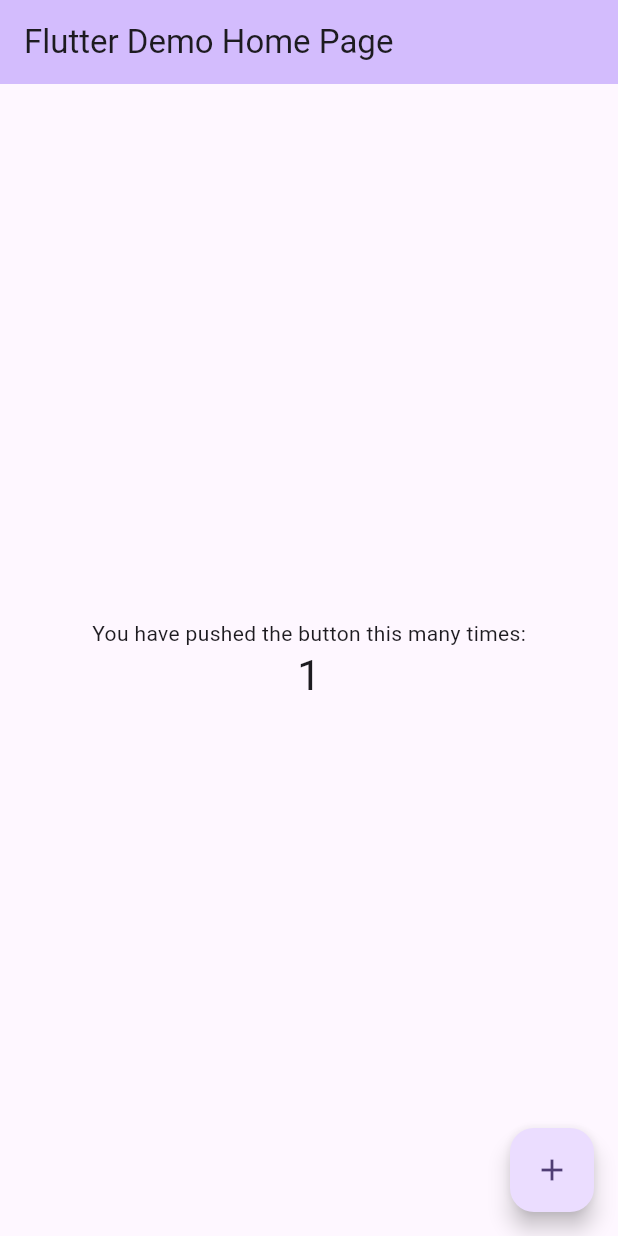
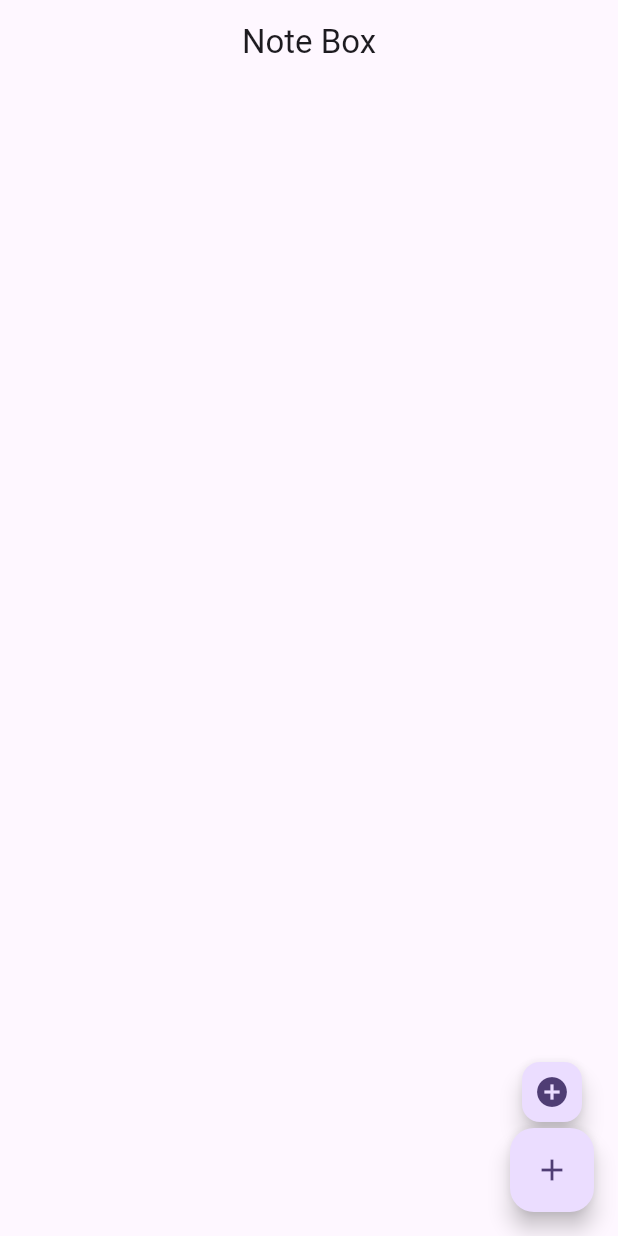
Before and after one commit to suleymansurucu/flutter_detail_note_organizer_project, a Flutter app: the screen it shows after launch, after a tap on the "add" icon, on a phone screen of 412 x 824 dp. Run offline on Flutter 3.47's test engine with Material 3 defaults, Android fonts, the phone set to English and light mode, and no system bars; our stand-ins replace sqflite; accounts and stored records are empty.

```diff
--- a/lib/main.dart
+++ b/lib/main.dart
@@ -1,3 +1,4 @@
+import 'package:detail_note_organizer_project/utils/database_helper.dart';
 import 'package:flutter/material.dart';
 
 void main() {
@@ -10,6 +11,9 @@ class MyApp extends StatelessWidget {
   // This widget is the root of your application.
   @override
   Widget build(BuildContext context) {
+    var databaseHelper = DatabaseHelper();
+    databaseHelper.getCategory();
+
     return MaterialApp(
       title: 'Flutter Demo',
       theme: ThemeData(
@@ -31,95 +35,92 @@ class MyApp extends StatelessWidget {
         colorScheme: ColorScheme.fromSeed(seedColor: Colors.deepPurple),
         useMaterial3: true,
       ),
-      home: const MyHomePage(title: 'Flutter Demo Home Page'),
+      home: NoteList(),
     );
   }
 }
 
-class MyHomePage extends StatefulWidget {
-  const MyHomePage({super.key, required this.title});
-
-  // This widget is the home page of your application. It is stateful, meaning
-  // that it has a State object (defined below) that contains fields that affect
-  // how it looks.
-
-  // This class is the configuration for the state. It holds the values (in this
-  // case the title) provided by the parent (in this case the App widget) and
-  // used by the build method of the State. Fields in a Widget subclass are
-  // always marked "final".
-
-  final String title;
-
-  @override
-  State<MyHomePage> createState() => _MyHomePageState();
-}
-
-class _MyHomePageState extends State<MyHomePage> {
-  int _counter = 0;
-
-  void _incrementCounter() {
-    setState(() {
-      // This call to setState tells the Flutter framework that something has
-      // changed in this State, which causes it to rerun the build method below
-      // so that the display can reflect the updated values. If we changed
-      // _counter without calling setState(), then the build method would not be
-      // called again, and so nothing would appear to happen.
-      _counter++;
-    });
-  }
+class NoteList extends StatelessWidget {
+  const NoteList({super.key});
 
   @override
   Widget build(BuildContext context) {
-    // This method is rerun every time setState is called, for instance as done
-    // by the _incrementCounter method above.
-    //
-    // The Flutter framework has been optimized to make rerunning build methods
-    // fast, so that you can just rebuild anything that needs updating rather
-    // than having to individually change instances of widgets.
     return Scaffold(
       appBar: AppBar(
-        // TRY THIS: Try changing the color here to a specific color (to
-        // Colors.amber, perhaps?) and trigger a hot reload to see the AppBar
-        // change color while the other colors stay the same.
-        backgroundColor: Theme.of(context).colorScheme.inversePrimary,
-        // Here we take the value from the MyHomePage object that was created by
-        // the App.build method, and use it to set our appbar title.
-        title: Text(widget.title),
+        title: Center(child: Text('Note Box')),
       ),
-      body: Center(
-        // Center is a layout widget. It takes a single child and positions it
-        // in the middle of the parent.
-        child: Column(
-          // Column is also a layout widget. It takes a list of children and
-          // arranges them vertically. By default, it sizes itself to fit its
-          // children horizontally, and tries to be as tall as its parent.
-          //
-          // Column has various properties to control how it sizes itself and
-          // how it positions its children. Here we use mainAxisAlignment to
-          // center the children vertically; the main axis here is the vertical
-          // axis because Columns are vertical (the cross axis would be
-          // horizontal).
-          //
-          // TRY THIS: Invoke "debug painting" (choose the "Toggle Debug Paint"
-          // action in the IDE, or press "p" in the console), to see the
-          // wireframe for each widget.
-          mainAxisAlignment: MainAxisAlignment.center,
-          children: <Widget>[
-            const Text(
-              'You have pushed the button this many times:',
-            ),
-            Text(
-              '$_counter',
-              style: Theme.of(context).textTheme.headlineMedium,
-            ),
-          ],
-        ),
+      floatingActionButton: Column(
+        mainAxisAlignment: MainAxisAlignment.end,
+        children: [
+          FloatingActionButton(
+            onPressed: () {
+              showDialog(
+                barrierDismissible: false,
+                  context: context,
+                  builder: (context) {
+                    return SimpleDialog(
+                      title: Text(
+                        'Please enter your Category',
+                        style: TextStyle(color: Theme.of(context).primaryColor),
+                      ),
+                      children: [
+                        Form(
+                            child: Padding(
+                          padding: const EdgeInsets.all(8.0),
+                          child: TextFormField(
+                            decoration: InputDecoration(
+                              labelText: 'CategoryName',
+                              border: OutlineInputBorder(),
+                              hintText: 'Please Enter Category',
+
+                            ),
+                            validator: (enteredCategoryName) {
+                              if (enteredCategoryName!.length < 3) {
+                                return 'Pleae enter min 3 character';
+                              }
+                            },
+                          ),
+                        )),
+                        Padding(
+                          padding: const EdgeInsets.only(left: 16.0, right: 16.0),
+                          child: Row(
+                            mainAxisAlignment: MainAxisAlignment.spaceBetween,
+                            children: [
+                              TextButton(
+                                  onPressed: () {
+                                    Navigator.pop(context);
+                                  },
+                                  child: Text(
+                                    'Close',
+                                    style: TextStyle(color: Colors.red),
+                                  )),
+                              TextButton(
+                                  onPressed: () {},
+                                  child: Text(
+                                    'Save',
+                                    style: TextStyle(
+                                        color: Colors.green,
+                                        fontWeight: FontWeight.bold),
+                                  )),
+                            ],
+                          ),
+                        ),
+                      ],
+                    );
+                  });
+            },
+            tooltip: 'Add to Category',
+            mini: true,
+            child: Icon(Icons.add_circle),
+          ),
+          FloatingActionButton(
+            onPressed: () {},
+            tooltip: 'Add to Note',
+            child: Icon(Icons.add),
+          ),
+        ],
       ),
-      floatingActionButton: FloatingActionButton(
-        onPressed: _incrementCounter,
-        tooltip: 'Increment',
-        child: const Icon(Icons.add),
-      ), // This trailing comma makes auto-formatting nicer for build methods.
+      body: Container(),
     );
   }
 }
--- /dev/null
+++ b/lib/models/category.dart
@@ -0,0 +1,25 @@
+class Category{
+   late int categoryID;
+  late final String categoryTitle;
+  Category({required this.categoryTitle}); // ==> We can use the constructor because we create the category without a category ID. The category ID is generated automatically.
+  Category.withID(this.categoryID,this.categoryTitle); // We can use the constructor from database reader.
+Map<String,dynamic> toMap(){
+  var map= Map<String, dynamic>();
+  map['categoryID']=categoryID;
+  map['categoryTitle'] = categoryTitle;
+
+  return map;
+}
+
+Category.fromMap(Map<String,dynamic> map){
+  this.categoryID=map['categoryID'];
+  this.categoryTitle=map['categoryTitle'];
+
+}
+@override
+  String toString() {
+    // TODO: implement toString
+    return 'Category {category ID: $categoryID, category Title: $categoryTitle}';
+  }
+
+}
--- /dev/null
+++ b/lib/models/notes.dart
@@ -0,0 +1,40 @@
+class Notes {
+  late int noteID;
+
+  late int categoryID;
+
+  late String noteTitle;
+  late String noteDetail;
+  late String noteDate;
+  late int notPriority;
+
+  Notes.withID(this.noteID, this.categoryID, this.noteTitle, this.noteDetail,
+      this.noteDate, this.notPriority);
+  Notes(this.categoryID, this.noteTitle, this.noteDetail,this.noteDate, this.notPriority);
+
+  Map<String,dynamic> toMap(){
+    var map= Map<String,dynamic>();
+    map['noteID']=noteID;
+    map['categoryID']=categoryID;
+    map['noteTitle']=noteTitle;
+    map['noteDetail']=noteDetail;
+    map['noteDate']=noteDate;
+    map['notPriority']=notPriority;
+
+    return map;
+  }
+
+  Notes.fromMap(Map<String,dynamic> map){
+    noteID=map['noteID'];
+    categoryID=map['categoryID'];
+    noteTitle=map['noteTitle'];
+    noteDetail=map['noteDetail'];
+    noteDate=map['noteDate'];
+    notPriority=map['notPriority'];
+  }
+
+  @override
+  String toString() {
+    return 'Notes{noteID: $noteID, categoryID: $categoryID, noteTitle: $noteTitle, noteDetail: $noteDetail, noteDate: $noteDate, notPriority: $notPriority}';
+  }
+}
--- /dev/null
+++ b/lib/utils/database_helper.dart
@@ -0,0 +1,105 @@
+import 'dart:async';
+import 'dart:io';
+
+import 'package:detail_note_organizer_project/models/category.dart';
+import 'package:detail_note_organizer_project/models/notes.dart';
+import 'package:flutter/cupertino.dart';
+import 'package:flutter/services.dart';
+import 'package:path/path.dart';
+import 'package:sqflite/sqflite.dart';
+import 'package:path_provider/path_provider.dart';
+
+
+class DatabaseHelper {
+  static final DatabaseHelper _databaseHelper = DatabaseHelper.internal();
+  static Database? _database;
+
+  factory DatabaseHelper() => _databaseHelper;
+
+  DatabaseHelper.internal();
+
+  Future<Database?> _getDatabase() async {
+    _database ??= await _initializeDatabase();
+    return _database;
+  }
+
+  Future<Database> _initializeDatabase() async {
+    var databasesPath = await getDatabasesPath();
+    var path = join(databasesPath, "appDB.db");
+
+
+// Check if the database exists
+    var exists = await databaseExists(path);
+
+    if (!exists) {
+      // Should happen only the first time you launch your application
+      print("Creating new copy from asset");
+
+      // Make sure the parent directory exists
+      try {
+        await Directory(dirname(path)).create(recursive: true);
+      } catch (_) {}
+
+      // Copy from asset
+      ByteData data = await rootBundle.load(url.join("assets", "notes_db.db"));
+      List<int> bytes =
+      data.buffer.asUint8List(data.offsetInBytes, data.lengthInBytes);
+
+      // Write and flush the bytes written
+      await File(path).writeAsBytes(bytes, flush: true);
+    } else {
+      print("Opening existing database");
+    }
+
+// open the database
+    var _db = await openDatabase(path, readOnly: false);
+    return _db;
+  }
+
+  Future<List<Map<String,dynamic>>> getCategory() async{
+    var db= await _getDatabase();
+    var resultCategory= await db!.query('category');
+    return resultCategory;
+  }
+
+  Future<int?> addCategory(Category category)async{
+    var db= await _getDatabase();
+  var result=await db?.insert('category', category.toMap());
+  return result;
+  }
+
+  Future<int?> updateCategory(Category category)async{
+    var db= await _getDatabase();
+    var result=await db?.update('category', category.toMap(), where: 'categoryID = ?', whereArgs: [category.categoryID]);
+    return result;
+  }
+  Future<int?> deleteCategory(int categoryID)async{
+    var db= await _getDatabase();
+    var result=await db?.delete('category', where: 'categoryID = ?', whereArgs: [categoryID]);
+    return result;
+  }
+
+
+  Future<List<Map<String,dynamic>>> getNotes() async{
+    var db= await _getDatabase();
+    var resultNotes= await db!.query('notes', orderBy: 'NoteId DESC');
+    return resultNotes;
+  }
+
+  Future<int?> addNote(Notes notes)async{
+    var db= await _getDatabase();
+    var result=await db?.insert('notes', notes.toMap());
+    return result;
+  }
+
+  Future<int?> updateNote(Notes notes)async{
+    var db= await _getDatabase();
+    var result=await db?.update('notes', notes.toMap(), where: 'noteID = ?', whereArgs: [notes.noteID]);
+    return result;
+  }
+  Future<int?> deleteNote(int noteID)async{
+    var db= await _getDatabase();
+    var result=await db?.delete('notes', where: 'noteID = ?', whereArgs: [noteID]);
+    return result;
+  }
+}
```
Also changed, not shown: pubspec.yaml (+6 -1 lines), pubspec.lock, 8 other files.
